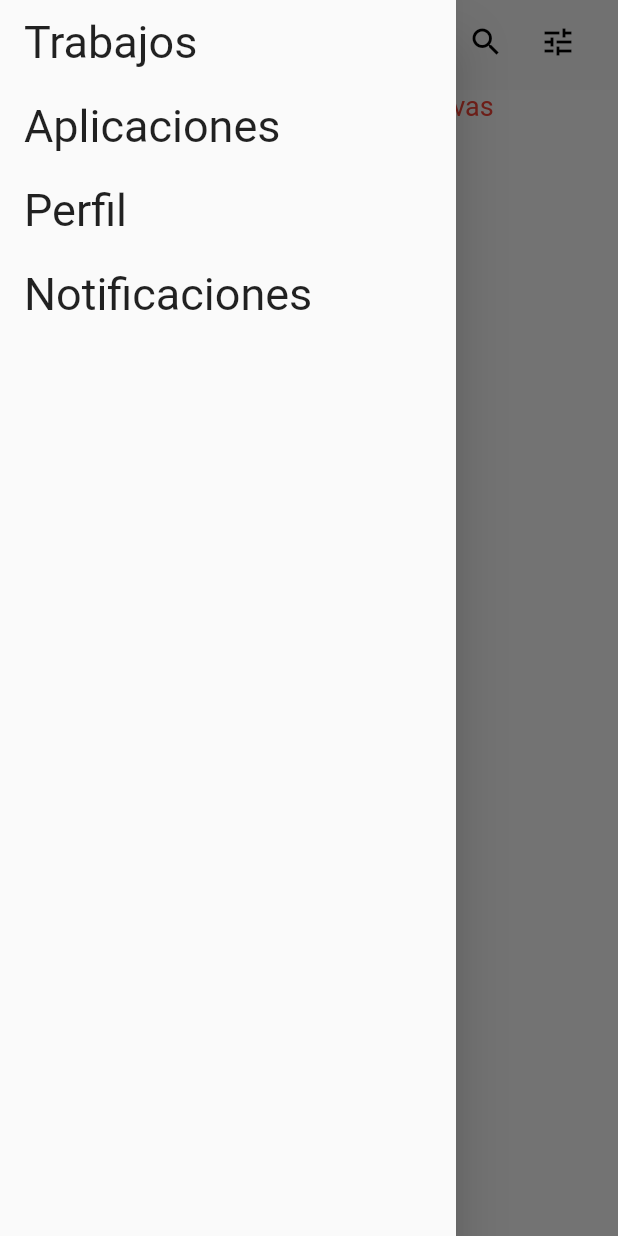
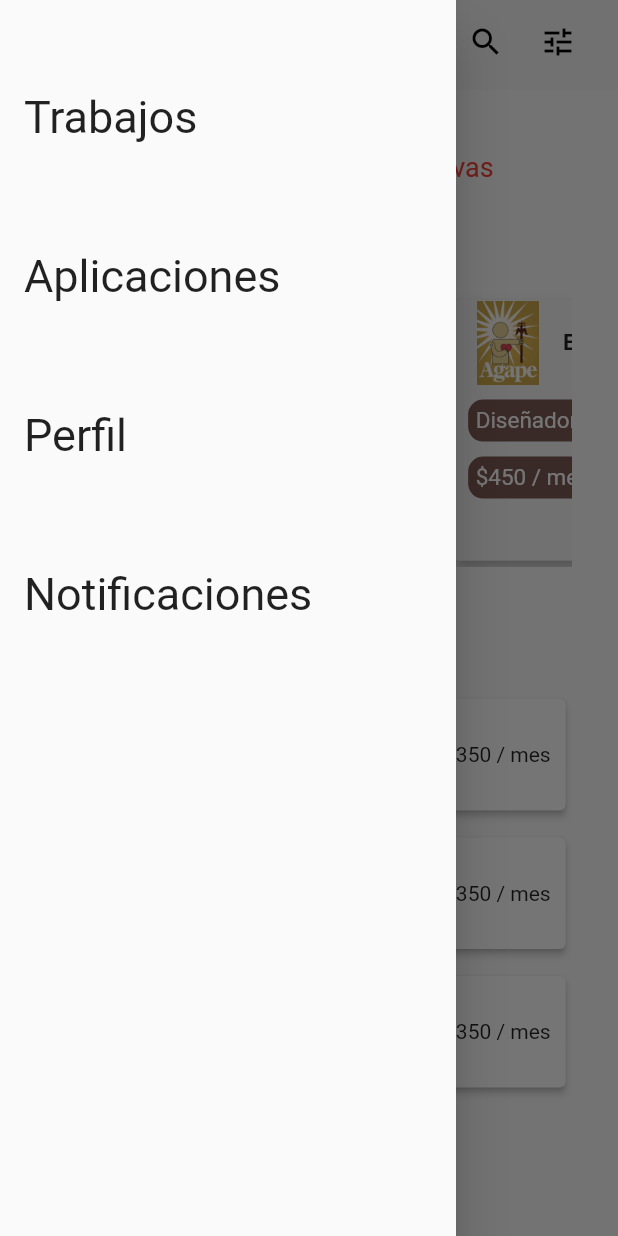
Before and after one commit to fjdevel/AgapeJobApp, a Flutter app: the InicioPage screen opened by its route, with the side drawer open, on a phone screen of 412 x 824 dp. Run offline on Flutter 3.47's test engine with Material 2 defaults, Android fonts, the light colour scheme and no system bars.

Commit message:
autenticacion terminada

```diff
--- a/agape_job_app/lib/pages/iniciopage.dart
+++ b/agape_job_app/lib/pages/iniciopage.dart
@@ -1,5 +1,7 @@
 import 'package:agape_job_app/widget/common/menubar.dart';
 import 'package:agape_job_app/widget/inicio/drawerinicio.dart';
+import 'package:agape_job_app/widget/inicio/listrecientes.dart';
+import 'package:agape_job_app/widget/inicio/listrecomendation.dart';
 import 'package:agape_job_app/widget/inicio/notificacionesinicio.dart';
 import 'package:flutter/material.dart';
 
@@ -12,16 +14,27 @@ class _InicioPageState extends State<InicioPage> {
   final _scaffoldKey = GlobalKey<ScaffoldState>();
   @override
   Widget build(BuildContext context) {
+    Size size = MediaQuery.of(context).size;
     return Scaffold(
       key: _scaffoldKey,
       appBar: MenuBar(title:"",),
       drawer: DrawerInicio(),
       body: Container(
-        height: 500,
+        height: size.height,
         child: Column(
           children: [
-            NotificacionesInicio(),
-
+            Container(
+              margin: EdgeInsets.only(top: size.height*0.05),
+              child: NotificacionesInicio(),
+            ),
+            Align(alignment: Alignment.centerLeft,
+              child: Container(margin:EdgeInsets.only(left: 30,top: size.height*0.05),
+                child: Text("Recomendaciones",style: TextStyle(fontSize: 20),),),),
+            ListRecomendation(),
+            Align(alignment: Alignment.centerLeft,
+              child: Container(margin:EdgeInsets.only(left: 30,top: size.height*0.05),
+                child: Text("Plazas Recientes",style: TextStyle(fontSize: 20),),),),
+            ListRecientes()
           ],
         ),
       ),
--- /dev/null
+++ b/agape_job_app/lib/services/provider.dart
@@ -0,0 +1,10 @@
+import 'package:flutter/material.dart';
+
+class Proveedor with ChangeNotifier{
+  String _usr="";
+  String get usr =>_usr;
+  set usr(String value){
+    _usr = value;
+    notifyListeners();
+  }
+}
--- a/agape_job_app/lib/util/colors.dart
+++ b/agape_job_app/lib/util/colors.dart
@@ -1,4 +1,8 @@
 import 'package:flutter/material.dart';
 
 const dPrimaryColor =  Color.fromRGBO(86,39,30, 1);
+const dPrimaryColorT =  Color.fromRGBO(86,39,30, 0.75);
+
 const dSecundaryColor = Color.fromRGBO(246, 246, 246, 1);
+
+const dTertiaryColor = Color.fromRGBO(2, 18, 73, 0.8);
--- /dev/null
+++ b/agape_job_app/lib/util/globals.dart
@@ -0,0 +1,2 @@
+
+var urlbase = 'https://192.168.1.4/jeo/servicios';
--- a/agape_job_app/lib/widget/inicio/cardjob.dart
+++ b/agape_job_app/lib/widget/inicio/cardjob.dart
@@ -0,0 +1,71 @@
+import 'package:agape_job_app/util/colors.dart';
+import 'package:flutter/material.dart';
+
+class CardJob  extends StatelessWidget {
+  @override
+  Widget build(BuildContext context) {
+    final Size size = MediaQuery.of(context).size;
+    return Container(
+      width: size.width*0.6,
+      height: size.width*0.18,
+      margin: EdgeInsets.only(right: 20),
+      child: Card(
+        elevation:5,
+        clipBehavior: Clip.antiAlias,
+        child: Stack(
+          children: [
+            Container(
+              decoration: BoxDecoration(
+                color: dSecundaryColor
+              ),
+            ),
+            Column(
+              children: [
+                ListTile(
+                  leading: Image(image:  AssetImage('assets/images/agape logo.PNG'),),
+                  title:  Text("Empresa X",style: TextStyle(fontSize: 15,fontWeight: FontWeight.w600),),
+                ),
+                Align(
+
+                  alignment: Alignment.centerLeft,
+                  child: Container(
+                    margin: EdgeInsets.only(top: 10,left: 10),
+                    padding: EdgeInsets.all(5),
+                    decoration: BoxDecoration(
+                      color: dPrimaryColorT,
+                      borderRadius: BorderRadius.circular(10),
+                    ),
+                    child: Text("Diseñador Grafico",style: TextStyle(color: Colors.white,fontSize: 15),),
+                  ),
+                ),//puesto
+                Row(
+                  mainAxisAlignment: MainAxisAlignment.spaceBetween,
+                  children: [
+                    Container(
+                      margin: EdgeInsets.only(top: 10,left: 10),
+                      padding: EdgeInsets.all(5),
+                      decoration: BoxDecoration(
+                        color: dPrimaryColorT,
+                        borderRadius: BorderRadius.circular(10),
+                      ),
+                      child: Text("\$450 / mes",style: TextStyle(color: Colors.white,fontSize: 15),),
+                    ),
+                    Container(
+                      padding: EdgeInsets.only(left: 20,right:20,top: 5,bottom: 5),
+                      margin: EdgeInsets.only(right: 10,top: 10),
+                      decoration: BoxDecoration(
+                        color: dPrimaryColorT,
+                        borderRadius: BorderRadius.circular(10),
+                      ),
+                      child: Text("Ver",style: TextStyle(color: Colors.white,fontSize: 15),),
+                    ),
+                  ],
+                )
+              ],
+            ),
+          ],
+        ),
+      ),
+    );
+  }
+}
--- a/agape_job_app/lib/widget/inicio/cardjobrecent.dart
+++ b/agape_job_app/lib/widget/inicio/cardjobrecent.dart
@@ -0,0 +1,41 @@
+import 'package:flutter/cupertino.dart';
+import 'package:flutter/material.dart';
+
+class CardJobRecent extends StatelessWidget {
+  @override
+  Widget build(BuildContext context) {
+    final Size size = MediaQuery.of(context).size;
+    return Container(
+      margin: EdgeInsets.only(top: 10),
+      height: size.height*0.10,
+      child: Card(
+        elevation: 2,
+        child: Row(
+          mainAxisAlignment: MainAxisAlignment.spaceBetween,
+          children: [
+            Container(
+              width: 50,
+              height: 50,
+              margin: EdgeInsets.only(left: 10),
+              decoration: BoxDecoration(
+                color: Colors.black,
+                shape: BoxShape.circle,
+                image: new DecorationImage(fit: BoxFit.fitWidth,image:  AssetImage('assets/images/agape logo.PNG'))
+              ),
+            ),
+            Container(
+              child: Align(
+                alignment: Alignment.center,
+                child: Text("Ayudante de cocina \nRestaurante la prueba",style: TextStyle(fontWeight: FontWeight.w600,fontSize: 13),),
+              ),
+            ),
+            Container(
+              margin: EdgeInsets.only(right: 10),
+              child: Text("\$350 / mes"),
+            )
+          ],
+        ),
+      ),
+    );
+  }
+}
--- a/agape_job_app/lib/widget/inicio/drawerinicio.dart
+++ b/agape_job_app/lib/widget/inicio/drawerinicio.dart
@@ -11,10 +11,22 @@ class _DrawerInicioState extends State<DrawerInicio> {
     return Drawer(
       child: ListView(
         children: [
-          ListTile(title: Text("Trabajos",style: TextStyle(fontSize: 30,fontWeight: FontWeight.w400),),),
-          ListTile(title: Text("Aplicaciones",style: TextStyle(fontSize: 30,fontWeight: FontWeight.w400),),),
-          ListTile(title: Text("Perfil",style: TextStyle(fontSize: 30,fontWeight: FontWeight.w400),),),
-          ListTile(title: Text("Notificaciones",style: TextStyle(fontSize: 30,fontWeight: FontWeight.w400),),),
+          Container(
+            margin: EdgeInsets.only(top:50),
+            child: ListTile(title: Text("Trabajos",style: TextStyle(fontSize: 30,fontWeight: FontWeight.w400),),),
+          ),
+          Container(
+            margin: EdgeInsets.only(top:50),
+            child: ListTile(title: Text("Aplicaciones",style: TextStyle(fontSize: 30,fontWeight: FontWeight.w400),),),
+          ),
+          Container(
+            margin: EdgeInsets.only(top:50),
+            child: ListTile(title: Text("Perfil",style: TextStyle(fontSize: 30,fontWeight: FontWeight.w400),),),
+          ),
+          Container(
+            margin: EdgeInsets.only(top:50),
+            child: ListTile(title: Text("Notificaciones",style: TextStyle(fontSize: 30,fontWeight: FontWeight.w400),),),
+          ),
         ],
       ),
     );
--- a/agape_job_app/lib/widget/inicio/listrecientes.dart
+++ b/agape_job_app/lib/widget/inicio/listrecientes.dart
@@ -0,0 +1,30 @@
+import 'package:agape_job_app/widget/inicio/cardjob.dart';
+import 'package:agape_job_app/widget/inicio/cardjobrecent.dart';
+import 'package:flutter/material.dart';
+
+class ListRecientes extends StatefulWidget {
+  @override
+  _ListRecientesState createState() => _ListRecientesState();
+}
+
+class _ListRecientesState extends State<ListRecientes> {
+
+  @override
+  Widget build(BuildContext context) {
+    Size size = MediaQuery.of(context).size;
+    return Container(
+      margin: EdgeInsets.only(top: 10),
+      width: size.width*0.85,
+      height: size.height*0.35,
+      child: ListView(
+        children: [
+          CardJobRecent(),
+          CardJobRecent(),
+          CardJobRecent(),
+          CardJobRecent(),
+
+        ],
+      ),
+    );
+  }
+}
--- a/agape_job_app/lib/widget/inicio/listrecomendation.dart
+++ b/agape_job_app/lib/widget/inicio/listrecomendation.dart
@@ -0,0 +1,29 @@
+import 'package:agape_job_app/widget/inicio/cardjob.dart';
+import 'package:flutter/material.dart';
+
+class ListRecomendation extends StatefulWidget {
+  @override
+  _ListRecomendationState createState() => _ListRecomendationState();
+}
+
+class _ListRecomendationState extends State<ListRecomendation> {
+
+  @override
+  Widget build(BuildContext context) {
+    final Size size = MediaQuery.of(context).size;
+    return Container(
+      margin: EdgeInsets.only(top: 10),
+      width: size.width*0.85,
+      height: size.height*0.22,
+      child: ListView(
+        scrollDirection: Axis.horizontal,
+        children: [
+          CardJob(),
+          CardJob(),
+          CardJob()
+
+        ],
+      ),
+    );
+  }
+}
--- a/agape_job_app/lib/widget/login/emaillogin.dart
+++ b/agape_job_app/lib/widget/login/emaillogin.dart
@@ -2,8 +2,12 @@ import 'package:flutter/material.dart';
 import 'package:flutter/cupertino.dart';
 
 class EmailLogin extends StatefulWidget {
+  final TextEditingController controller;
+  const EmailLogin(this.controller);
+
   @override
   _EmailLoginState createState() => _EmailLoginState();
+
 }
 
 class _EmailLoginState extends State<EmailLogin> {
@@ -45,6 +49,7 @@ class _EmailLoginState extends State<EmailLogin> {
               )
           ),
           TextField(
+            controller: widget.controller,
             keyboardType: TextInputType.emailAddress,
             decoration: InputDecoration(
               border: InputBorder.none,
--- a/agape_job_app/lib/widget/login/formlogin.dart
+++ b/agape_job_app/lib/widget/login/formlogin.dart
@@ -15,6 +15,10 @@ class _FormLoginState extends State<FormLogin> {
   @override
   Widget build(BuildContext context) {
     Size size = MediaQuery.of(context).size;
+    //controladores de textos
+    TextEditingController emailController = TextEditingController();
+    TextEditingController passwordController = TextEditingController();
+
     return Container(
       margin: EdgeInsets.only(top: 50),
       decoration: new BoxDecoration(
@@ -31,9 +35,9 @@ class _FormLoginState extends State<FormLogin> {
               child: Text("Bienvenido",style: TextStyle(fontSize: 42,fontWeight: FontWeight.w400),),
             ),
           ),
-          EmailLogin(),
-          PasswordLogin(),
-          LoginButton(),
+          EmailLogin(emailController),
+          PasswordLogin(passwordController),
+          LoginButton(passwordController,emailController),
           SingUpLogin()
         ],
       ),
--- a/agape_job_app/lib/widget/login/loginbutton.dart
+++ b/agape_job_app/lib/widget/login/loginbutton.dart
@@ -1,8 +1,13 @@
 import 'package:agape_job_app/util/colors.dart';
+import 'package:agape_job_app/util/globals.dart';
 import 'package:flutter/material.dart';
 import 'package:flutter/cupertino.dart';
+import 'package:http/http.dart' as http;
 
 class LoginButton extends StatefulWidget {
+  final TextEditingController passwordController,emailController;
+
+  const LoginButton(this.passwordController,this.emailController);
   @override
   _LoginButtonState createState() => _LoginButtonState();
 }
@@ -15,7 +20,17 @@ class _LoginButtonState extends State<LoginButton> {
       padding: EdgeInsets.symmetric(vertical: 25),
       width: MediaQuery.of(context).size.width * 0.85,
       child: RaisedButton(
-        onPressed: () =>  Navigator.of(context).pushNamed("/inicio"),
+        onPressed: ()async{
+          var url = Uri.http('192.168.1.4','/jeo/servicios/seguridad/inicio_de_sesion.php');
+          var response = await http.post(url,body: {"email":widget.emailController.text,"password":widget.passwordController.text});
+          if(response.statusCode==200){
+            Navigator.of(context).pushNamed("/inicio");
+          }else{
+            ScaffoldMessenger.of(context).showSnackBar(SnackBar(content: Text(response.body),
+            duration: Duration(seconds: 3),));
+          }
+
+        },
         padding: EdgeInsets.all(20),
         shape: RoundedRectangleBorder(
             borderRadius: BorderRadius.circular(10)
--- a/agape_job_app/lib/widget/login/passwordlogin.dart
+++ b/agape_job_app/lib/widget/login/passwordlogin.dart
@@ -2,6 +2,9 @@ import 'package:flutter/material.dart';
 import 'package:flutter/cupertino.dart';
 
 class PasswordLogin extends StatefulWidget {
+  final TextEditingController controller;
+  const PasswordLogin(this.controller);
+
   @override
   _PasswordLoginState createState() => _PasswordLoginState();
 }
@@ -47,6 +50,7 @@ class _PasswordLoginState extends State<PasswordLogin> {
               )
           ),
           TextField(
+            controller: widget.controller,
             obscureText: true,
             decoration: InputDecoration(
               border: InputBorder.none,
--- a/agape_job_app/pubspec.yaml
+++ b/agape_job_app/pubspec.yaml
@@ -23,6 +23,7 @@ environment:
 dependencies:
   flutter:
     sdk: flutter
+  http: ^0.13.1
 
 
   # The following adds the Cupertino Icons font to your application.
```
Also changed, not shown: agape_job_app/pubspec.lock, 2 other files.
